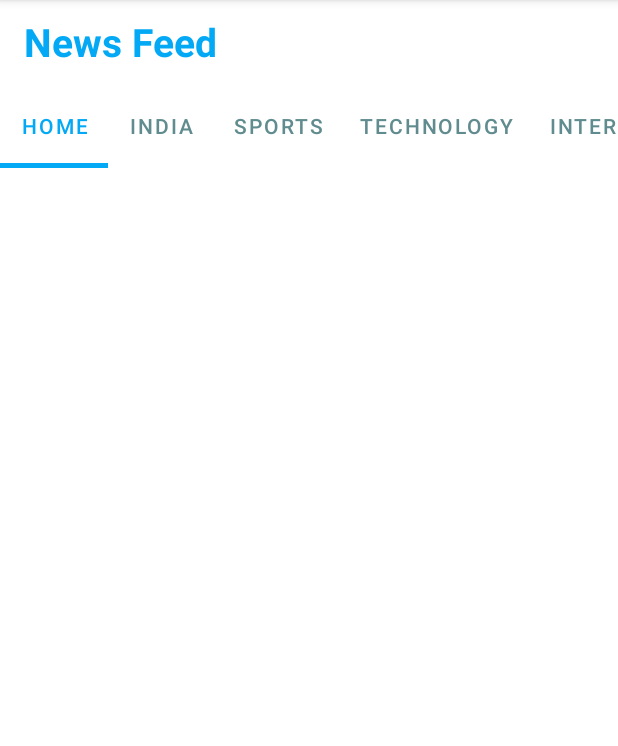
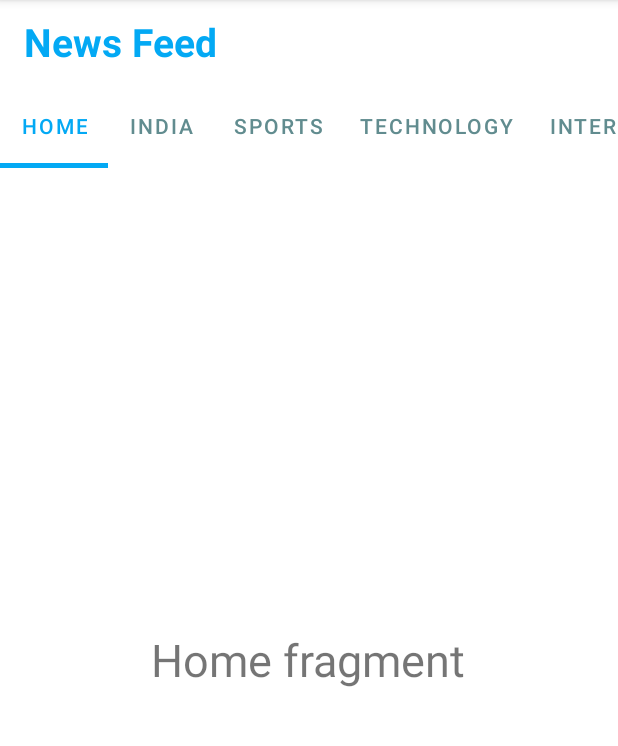
Before and after one commit to KoonEdhuan/NewsApplication, an Android app: the screen it shows after launch (MainActivity), on a phone screen of 412 x 824 dp, the part 84-830 px from its top. Run offline under Robolectric (Android 15) with nearby library versions, the phone set to English and light mode, and no system bars.

Commit message:
day 2 - Fragments Setup

```diff
--- a/app/src/main/java/com/example/newsapplication/MainActivity.kt
+++ b/app/src/main/java/com/example/newsapplication/MainActivity.kt
@@ -2,10 +2,50 @@ package com.example.newsapplication
 
 import androidx.appcompat.app.AppCompatActivity
 import android.os.Bundle
+import androidx.fragment.app.Fragment
+import androidx.viewpager2.widget.ViewPager2
+import com.google.android.material.tabs.TabLayout
+import com.google.android.material.tabs.TabLayoutMediator
 
 class MainActivity : AppCompatActivity() {
     override fun onCreate(savedInstanceState: Bundle?) {
         super.onCreate(savedInstanceState)
         setContentView(R.layout.activity_main)
+
+        val tablayout : TabLayout = findViewById(R.id.tablayout)
+        val vp2 : ViewPager2 = findViewById(R.id.viewPager)
+
+        val adapter = PagerAdapter(supportFragmentManager, lifecycle)
+        vp2.adapter = adapter
+
+        adapter.addFragment(HomeFragment(), "home")
+        adapter.addFragment(IndiaFragment(), "india")
+        adapter.addFragment(SportsFragment(), "sports")
+        adapter.addFragment(TechnologyFragment(), "technology")
+        adapter.addFragment(InternationalFragment(), "international")
+
+        TabLayoutMediator(tablayout, vp2){tablayout, position ->
+            when(position){
+                0 ->{
+                    tablayout.text = "home"
+                }
+                1 ->{
+                    tablayout.text = "india"
+                }
+                2 ->{
+                    tablayout.text = "sports"
+                }
+                3 ->{
+                    tablayout.text = "technology"
+                }
+                4 ->{
+                    tablayout.text = "international"
+                }
+            }
+        }.attach()
+
+
+
+
     }
 }
--- /dev/null
+++ b/app/src/main/java/com/example/newsapplication/PagerAdapter.kt
@@ -0,0 +1,62 @@
+package com.example.newsapplication
+
+import android.widget.Switch
+import androidx.fragment.app.Fragment
+import androidx.fragment.app.FragmentManager
+import androidx.lifecycle.Lifecycle
+import androidx.viewpager2.adapter.FragmentStateAdapter
+
+
+class PagerAdapter(manager : FragmentManager, lifecycle: Lifecycle) : FragmentStateAdapter(manager, lifecycle){
+
+    private val fragmentList : MutableList<Fragment> = ArrayList()
+    private val titleList : MutableList<String> = ArrayList()
+
+
+    override fun getItemCount(): Int {
+        return fragmentList.size
+    }
+
+    override fun createFragment(position: Int): Fragment {
+        return when(position){
+            0 -> {
+                HomeFragment()
+            }
+            1 -> {
+                IndiaFragment()
+            }
+            2 -> {
+                SportsFragment()
+            }
+            3 -> {
+                TechnologyFragment()
+            }
+            4 -> {
+                InternationalFragment()
+            }
+            else -> {
+                Fragment()
+            }
+        }
+    }
+
+    //    override fun getCount(): Int {
+//        return fragmentList.size
+//    }
+//
+//    override fun getItem(position: Int): Fragment {
+//        return fragmentList[position]
+//    }
+//
+    fun addFragment(fragment: Fragment, title: String){
+        fragmentList.add(fragment)
+        titleList.add(title)
+    }
+//
+//    override fun getPageTitle(position: Int): CharSequence? {
+//        return titleList[position]
+//    }
+
+
+
+}
--- a/app/src/main/java/com/example/newsapplication/SportsFragment.kt
+++ b/app/src/main/java/com/example/newsapplication/SportsFragment.kt
@@ -16,7 +16,7 @@ private const val ARG_PARAM2 = "param2"
  * Use the [ScienceFragment.newInstance] factory method to
  * create an instance of this fragment.
  */
-class ScienceFragment : Fragment() {
+class SportsFragment : Fragment() {
     // TODO: Rename and change types of parameters
     private var param1: String? = null
     private var param2: String? = null
@@ -49,7 +49,7 @@ class ScienceFragment : Fragment() {
         // TODO: Rename and change types and number of parameters
         @JvmStatic
         fun newInstance(param1: String, param2: String) =
-            ScienceFragment().apply {
+            SportsFragment().apply {
                 arguments = Bundle().apply {
                     putString(ARG_PARAM1, param1)
                     putString(ARG_PARAM2, param2)
--- a/app/src/main/res/layout/activity_main.xml
+++ b/app/src/main/res/layout/activity_main.xml
@@ -93,13 +93,13 @@
     </com.google.android.material.tabs.TabLayout>
 
 
-    <androidx.viewpager.widget.ViewPager
-        android:id="@+id/fragment_container"
+    <androidx.viewpager2.widget.ViewPager2
+        android:id="@+id/viewPager"
         android:layout_width="match_parent"
         android:layout_height="match_parent"
         android:layout_below="@id/tablayout">
 
-    </androidx.viewpager.widget.ViewPager>
+    </androidx.viewpager2.widget.ViewPager2>
 
 
 
--- a/app/src/main/res/layout/fragment_home.xml
+++ b/app/src/main/res/layout/fragment_home.xml
@@ -1,5 +1,5 @@
 <?xml version="1.0" encoding="utf-8"?>
-<FrameLayout xmlns:android="http://schemas.android.com/apk/res/android"
+<RelativeLayout xmlns:android="http://schemas.android.com/apk/res/android"
     xmlns:tools="http://schemas.android.com/tools"
     android:layout_width="match_parent"
     android:layout_height="match_parent"
@@ -7,8 +7,10 @@
 
     <!-- TODO: Update blank fragment layout -->
     <TextView
-        android:layout_width="match_parent"
-        android:layout_height="match_parent"
-        android:text="@string/hello_blank_fragment" />
+        android:layout_width="wrap_content"
+        android:layout_height="wrap_content"
+        android:text="Home fragment"
+        android:layout_centerInParent="true"
+        android:textSize="30dp"/>
 
-</FrameLayout>
+</RelativeLayout>
```
Also changed, not shown: app/src/main/res/layout/fragment_india.xml (+7 -6 lines), app/src/main/res/layout/fragment_international.xml (+7 -6 lines), app/src/main/res/layout/fragment_sports.xml (+8 -7 lines), app/src/main/res/layout/fragment_technology.xml (+9 -6 lines).
